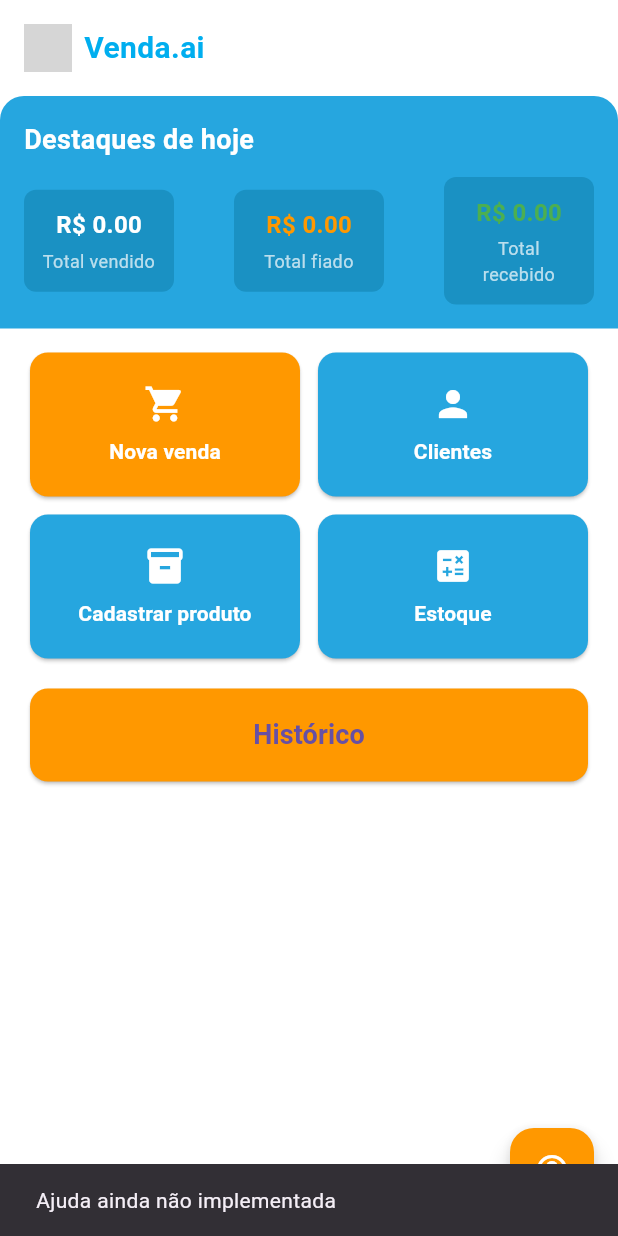
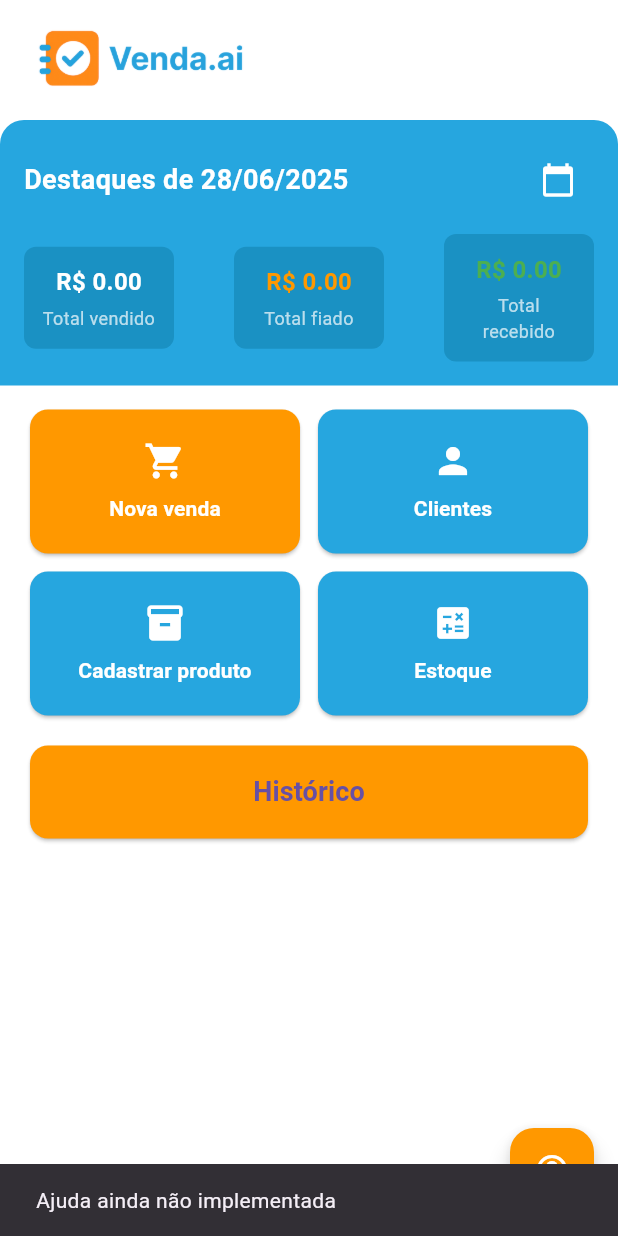
Before and after one commit to Lvitorzz/vendaiapp, a Flutter app: the screen it shows after launch, after a tap on the "help outline" icon, on a phone screen of 412 x 824 dp. Run offline on Flutter 3.47's test engine with Material 3 defaults, Android fonts, the phone set to English and light mode, and no system bars; our stand-ins replace cloud_firestore, firebase_core; accounts and stored records are empty; grey boxes are pictures that could not be loaded.

Commit message:
Implementacao da logica da data de destaques

```diff
--- a/lib/controllers/venda_controller.dart
+++ b/lib/controllers/venda_controller.dart
@@ -2,8 +2,8 @@ import 'package:cloud_firestore/cloud_firestore.dart';
 import 'package:vendaai/models/venda_model.dart';
 
 class VendaController {
-  final _firestore = FirebaseFirestore.instance;
-  final _collection = 'vendas';
+  final FirebaseFirestore _firestore = FirebaseFirestore.instance;
+  final String _collection = 'vendas';
 
   Future<void> adicionarVenda(VendaModel venda) async {
     // Adiciona a venda
@@ -17,13 +17,13 @@ class VendaController {
       if (docSnap.exists) {
         final dados = docSnap.data()!;
         final estoqueAtual = ((dados['estoque'] ?? 0) as num).toInt();
-
-
         final novoEstoque = estoqueAtual - item.quantidade;
         final estoqueFinal = novoEstoque < 0 ? 0 : novoEstoque;
 
         await docRef.update({'estoque': estoqueFinal});
-        print('✔ Estoque de "${item.nome}" atualizado: $estoqueAtual → $estoqueFinal');
+        // Em desenvolvimento, use um logger em vez de print():
+        print('✔ Estoque de "${item.nome}" atualizado: '
+            '$estoqueAtual → $estoqueFinal');
       }
     }
   }
@@ -33,8 +33,9 @@ class VendaController {
         .collection(_collection)
         .orderBy('data', descending: true)
         .snapshots()
-        .map((snapshot) =>
-            snapshot.docs.map((doc) => VendaModel.fromFirestore(doc)).toList());
+        .map((snapshot) => snapshot.docs
+        .map((doc) => VendaModel.fromFirestore(doc))
+        .toList());
   }
 
   Stream<List<VendaModel>> listarVendasPorCliente(String clienteId) {
@@ -43,8 +44,9 @@ class VendaController {
         .where('clienteId', isEqualTo: clienteId)
         .orderBy('data', descending: true)
         .snapshots()
-        .map((snapshot) =>
-            snapshot.docs.map((doc) => VendaModel.fromFirestore(doc)).toList());
+        .map((snapshot) => snapshot.docs
+        .map((doc) => VendaModel.fromFirestore(doc))
+        .toList());
   }
 
   Stream<List<VendaModel>> listarVendasFiadasPorCliente(String clienteId) {
@@ -55,70 +57,75 @@ class VendaController {
         .orderBy('data', descending: true)
         .snapshots()
         .map((snapshot) {
+      // Em desenvolvimento, use um logger em vez de print():
       if (snapshot.docs.isEmpty) {
         print('! Nenhuma venda FIADA para cliente $clienteId');
       } else {
-            print('✔ ${snapshot.docs.length} venda(s) FIADAS para $clienteId');
-            for (var doc in snapshot.docs) {
-              final v = VendaModel.fromFirestore(doc);
-              print('→ ${v.id} | ${v.tipo} | R\$ ${v.valor}');
+        print(
+            '✔ ${snapshot.docs.length} venda(s) FIADAS para $clienteId');
       }
-          }
-
       return snapshot.docs
           .map((doc) => VendaModel.fromFirestore(doc))
           .toList();
     });
   }
 
-  Future<Map<String, double>> calcularResumoDoDia() async {
-    final hoje = DateTime.now();
-    final inicioDoDia = DateTime(hoje.year, hoje.month, hoje.day);
-    final fimDoDia = DateTime(hoje.year, hoje.month, hoje.day, 23, 59, 59);
+  /// Calcula resumo (total, fiado e pago) para hoje.
+  Future<Map<String, double>> calcularResumoDoDia() {
+    return calcularResumoParaDia(DateTime.now());
+  }
 
+  /// Calcula total vendido, total fiado e total recebido para o [dia] especificado.
+  Future<Map<String, double>> calcularResumoParaDia(DateTime dia) async {
+    // Define início e fim do dia
+    final start = DateTime(dia.year, dia.month, dia.day);
+    final end = DateTime(dia.year, dia.month, dia.day, 23, 59, 59);
+
+    try {
       final snapshot = await _firestore
           .collection(_collection)
-        .where('data', isGreaterThanOrEqualTo: Timestamp.fromDate(inicioDoDia))
-        .where('data', isLessThanOrEqualTo: Timestamp.fromDate(fimDoDia))
+          .where('data', isGreaterThanOrEqualTo: Timestamp.fromDate(start))
+          .where('data', isLessThanOrEqualTo:   Timestamp.fromDate(end))
           .get();
 
-    double total = 0;
-    double fiado = 0;
-    double pago = 0;
+      double total = 0, fiado = 0, pago = 0;
 
-    for (var doc in snapshot.docs) {
+      for (final doc in snapshot.docs) {
         final venda = VendaModel.fromFirestore(doc);
-
-      double valorCalculado = venda.produtos.isNotEmpty
-          ? venda.produtos.fold(0.0,
-              (sum, p) => sum + (p.preco * p.quantidade))
+        final valor = venda.produtos.isNotEmpty
+            ? venda.produtos.fold<double>(
+            0.0, (sum, p) => sum + p.preco * p.quantidade)
             : venda.valor;
 
-      total += valorCalculado;
-
-      final tipo = venda.tipo.trim().toLowerCase();
-      if (tipo == 'fiada') {
-        fiado += valorCalculado;
-      } else if (tipo == 'paga') {
-        pago += valorCalculado;
+        total += valor;
+        if (venda.foiFiada) {
+          fiado += valor;
+        } else {
+          pago += valor;
         }
-
-      print('→ Venda ${venda.id} | Tipo: ${venda.tipo} | Valor: $valorCalculado');
       }
-
-    print('Resumo do dia → Total: $total | Pago: $pago | Fiado: $fiado');
 
       return {
         'total': total,
         'fiado': fiado,
-      'pago': pago,
+        'pago':  pago,
       };
+    } catch (e, st) {
+      // Em produção, troque por um logger apropriado
+      print('Erro ao calcular resumo para $dia: $e\n$st');
+      return {
+        'total': 0,
+        'fiado': 0,
+        'pago':  0,
+      };
+    }
   }
 
   Future<void> excluirVenda(String id) async {
     try {
       await _firestore.collection(_collection).doc(id).delete();
     } catch (e) {
+      // Propaga o erro para quem chamou
       rethrow;
     }
   }
--- a/lib/main.dart
+++ b/lib/main.dart
@@ -1,4 +1,5 @@
 import 'package:flutter/material.dart';
+import 'package:flutter_localizations/flutter_localizations.dart';
 import 'package:firebase_core/firebase_core.dart';
 // Importando a dashboard
 import 'package:vendaai/views/dashboard_page.dart';
@@ -17,11 +18,24 @@ class MyApp extends StatelessWidget {
   Widget build(BuildContext context) {
     return MaterialApp(
       title: 'Venda.ai',
+      debugShowCheckedModeBanner: false,
+
+      // Configurações de localização para o DatePicker e outros widgets
+      localizationsDelegates: const [
+        GlobalMaterialLocalizations.delegate,
+        GlobalWidgetsLocalizations.delegate,
+        GlobalCupertinoLocalizations.delegate,
+      ],
+      supportedLocales: const [
+        Locale('pt', 'BR'),
+        Locale('en', 'US'),
+      ],
+      locale: const Locale('pt', 'BR'),
+
       theme: ThemeData(
         primarySwatch: Colors.deepOrange,
         visualDensity: VisualDensity.adaptivePlatformDensity,
       ),
-      debugShowCheckedModeBanner: false,
       home: const DashboardPage(), // Aqui chamamos a dashboard
     );
   }
--- a/lib/views/dashboard_page.dart
+++ b/lib/views/dashboard_page.dart
@@ -1,4 +1,5 @@
 import 'package:flutter/material.dart';
+import 'package:intl/intl.dart';
 import 'package:vendaai/controllers/venda_controller.dart';
 import 'package:vendaai/views/estoque_view.dart';
 import 'package:vendaai/views/cadastrar_produto_view.dart';
@@ -15,6 +16,7 @@ class DashboardPage extends StatefulWidget {
 
 class _DashboardPageState extends State<DashboardPage> {
   final _controller = VendaController();
+  DateTime _dataSelecionada = DateTime.now();
   double _total = 0;
   double _fiado = 0;
   double _pago = 0;
@@ -22,15 +24,15 @@ class _DashboardPageState extends State<DashboardPage> {
   @override
   void initState() {
     super.initState();
-    _carregarResumo();
+    _carregarResumo(_dataSelecionada);
   }
 
-  Future<void> _carregarResumo() async {
-    final resumo = await _controller.calcularResumoDoDia();
+  Future<void> _carregarResumo(DateTime dia) async {
+    final resumo = await _controller.calcularResumoParaDia(dia);
     setState(() {
       _total = resumo['total'] ?? 0;
       _fiado = resumo['fiado'] ?? 0;
-      _pago = resumo['pago'] ?? 0;
+      _pago  = resumo['pago']  ?? 0;
     });
   }
 
@@ -46,21 +48,12 @@ class _DashboardPageState extends State<DashboardPage> {
               padding: const EdgeInsets.all(16.0),
               child: Row(
                 children: [
-                  Image.asset('assets/logo.png', height: 32),
-                  const SizedBox(width: 8),
-                  const Text(
-                    'Venda.ai',
-                    style: TextStyle(
-                      fontSize: 20,
-                      color: Color(0xFF00AEEF),
-                      fontWeight: FontWeight.bold,
-                    ),
-                  ),
+                  Image.asset('assets/images/vendaai_logo.png', height: 48),
                 ],
               ),
             ),
 
-            // Destaques do dia
+            // Destaques do dia com seletor de data
             Container(
               width: double.infinity,
               decoration: const BoxDecoration(
@@ -71,21 +64,55 @@ class _DashboardPageState extends State<DashboardPage> {
               child: Column(
                 crossAxisAlignment: CrossAxisAlignment.start,
                 children: [
-                  const Text(
-                    'Destaques de hoje',
-                    style: TextStyle(
-                      color: Colors.white,
-                      fontSize: 18,
-                      fontWeight: FontWeight.bold,
-                    ),
+                  Row(
+                    mainAxisAlignment: MainAxisAlignment.spaceBetween,
+                    children: [
+                      Text(
+                        'Destaques de ${DateFormat('dd/MM/yyyy').format(_dataSelecionada)}',
+                        style: const TextStyle(
+                          color: Colors.white,
+                          fontSize: 18,
+                          fontWeight: FontWeight.bold,
+                        ),
+                      ),
+                      IconButton(
+                        icon: const Icon(Icons.calendar_today, color: Colors.white),
+                        onPressed: () async {
+                          final DateTime? novaData = await showDatePicker(
+                            context: context,
+                            initialDate: _dataSelecionada,
+                            firstDate: DateTime(2020),
+                            lastDate: DateTime.now(),
+                            locale: const Locale('pt', 'BR'),
+                          );
+                          if (novaData != null && novaData != _dataSelecionada) {
+                            setState(() {
+                              _dataSelecionada = novaData;
+                            });
+                            await _carregarResumo(_dataSelecionada);
+                          }
+                        },
+                      ),
+                    ],
                   ),
                   const SizedBox(height: 12),
                   Row(
                     mainAxisAlignment: MainAxisAlignment.spaceBetween,
                     children: [
-                      _InfoBox(value: 'R\$ ${_total.toStringAsFixed(2)}', label: 'Total vendido'),
-                      _InfoBox(value: 'R\$ ${_fiado.toStringAsFixed(2)}', label: 'Total fiado', color: Colors.orange),
-                      _InfoBox(value: 'R\$ ${_pago.toStringAsFixed(2)}', label: 'Total recebido', color: Colors.green),
+                      _InfoBox(
+                        value: 'R\$ ${_total.toStringAsFixed(2)}',
+                        label: 'Total vendido',
+                      ),
+                      _InfoBox(
+                        value: 'R\$ ${_fiado.toStringAsFixed(2)}',
+                        label: 'Total fiado',
+                        color: Colors.orange,
+                      ),
+                      _InfoBox(
+                        value: 'R\$ ${_pago.toStringAsFixed(2)}',
+                        label: 'Total recebido',
+                        color: Colors.green,
+                      ),
                     ],
                   ),
                 ],
@@ -110,7 +137,9 @@ class _DashboardPageState extends State<DashboardPage> {
                             Navigator.push(
                               context,
                               MaterialPageRoute(builder: (_) => const NovaVendaView()),
-                            );
+                            ).then((_) {
+                              _carregarResumo(_dataSelecionada);
+                            });
                           },
                         ),
                       ),
@@ -169,7 +198,9 @@ class _DashboardPageState extends State<DashboardPage> {
                       style: ElevatedButton.styleFrom(
                         backgroundColor: Colors.orange,
                         padding: const EdgeInsets.symmetric(vertical: 18),
-                        shape: RoundedRectangleBorder(borderRadius: BorderRadius.circular(12)),
+                        shape: RoundedRectangleBorder(
+                          borderRadius: BorderRadius.circular(12),
+                        ),
                       ),
                       onPressed: () {
                         Navigator.push(
@@ -179,7 +210,10 @@ class _DashboardPageState extends State<DashboardPage> {
                       },
                       child: const Text(
                         'Histórico',
-                        style: TextStyle(fontSize: 18, fontWeight: FontWeight.bold),
+                        style: TextStyle(
+                          fontSize: 18,
+                          fontWeight: FontWeight.bold,
+                        ),
                       ),
                     ),
                   ),
@@ -198,7 +232,9 @@ class _DashboardPageState extends State<DashboardPage> {
                   backgroundColor: Colors.orange,
                   onPressed: () {
                     ScaffoldMessenger.of(context).showSnackBar(
-                      const SnackBar(content: Text('Ajuda ainda não implementada')),
+                      const SnackBar(
+                        content: Text('Ajuda ainda não implementada'),
+                      ),
                     );
                   },
                   child: const Icon(Icons.help_outline, color: Colors.white),
@@ -282,7 +318,10 @@ class _MenuButton extends StatelessWidget {
           const SizedBox(height: 8),
           Text(
             label,
-            style: const TextStyle(color: Colors.white, fontWeight: FontWeight.bold),
+            style: const TextStyle(
+              color: Colors.white,
+              fontWeight: FontWeight.bold,
+            ),
             textAlign: TextAlign.center,
           ),
         ],
```
Also changed, not shown: pubspec.yaml (+10 -68 lines), assets/images/vendaai_logo.png (added), pubspec.lock. Lines whose indentation alone changed are shown as unchanged.
